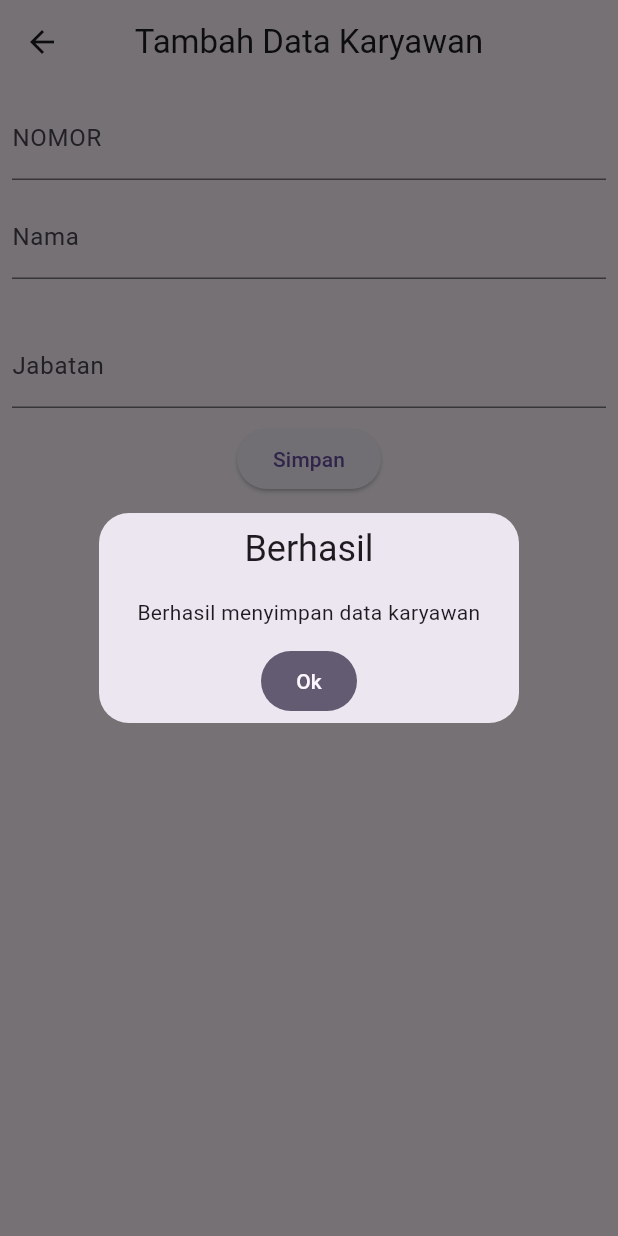
After one commit to akmalghandi20/latihan-pm2-astro, a Flutter app: the KaryawanAddView screen opened directly, after a tap on "Simpan", on a phone screen of 412 x 824 dp. The commit adds this screen. Run offline on Flutter 3.47's test engine with Material 3 defaults, Android fonts, the phone set to English and light mode, and no system bars; our stand-ins replace cloud_firestore, firebase_auth, firebase_core, get; accounts and stored records are empty.

Commit message:
third commit

```diff
--- /dev/null
+++ b/lib/app/modules/karyawan/controllers/karyawan_controller.dart
@@ -0,0 +1,145 @@
+import 'package:cloud_firestore/cloud_firestore.dart';
+import 'package:flutter/material.dart';
+import 'package:get/get.dart';
+
+class KaryawanController extends GetxController {
+  //TODO: Implement KaryawanController
+  late TextEditingController cNomor;
+  late TextEditingController cNama;
+  late TextEditingController cJabatan;
+
+  FirebaseFirestore firestore = FirebaseFirestore.instance;
+
+  Future<QuerySnapshot<Object?>> GetData() async {
+    CollectionReference karyawan_22312137 =
+        firestore.collection('karyawan_22312137');
+
+    return karyawan_22312137.get();
+  }
+
+  Stream<QuerySnapshot<Object?>> streamData() {
+    CollectionReference karyawan_22312137 =
+        firestore.collection('karyawan_22312137');
+    return karyawan_22312137.snapshots();
+  }
+
+  void add(
+      String nomor, String nama, String jabatan) async {
+    CollectionReference karyawan_22312137 =
+        firestore.collection("karyawan_22312137");
+
+    try {
+      await karyawan_22312137.add({
+        "no_karyawan": nomor,
+        "nama_karyawan": nama,
+        "jabatan_karyawan": jabatan,
+      });
+      Get.defaultDialog(
+          title: "Berhasil",
+          middleText: "Berhasil menyimpan data karyawan",
+          onConfirm: () {
+            cNomor.clear();
+            cNama.clear();
+            cJabatan.clear();
+            Get.back();
+            Get.back();
+            Get.back();
+            textConfirm:
+            "OK";
+          });
+    } catch (e) {
+      print(e);
+      Get.defaultDialog(
+        title: "Terjadi Kesalahan",
+        middleText: "Gagal Menambahkan Karyawan.",
+      );
+    }
+  }
+
+  Future<DocumentSnapshot<Object?>> GetDataById(String id) async {
+    DocumentReference docRef =
+        firestore.collection("karyawan_22312137").doc(id);
+
+    return docRef.get();
+  }
+
+  void Update(String nomor, String nama, String jabatan,
+      String id) async {
+    DocumentReference karyawan_22312137ById =
+        firestore.collection("karyawan_22312137").doc(id);
+
+    try {
+      await karyawan_22312137ById.update({
+        "no_karyawan": nomor,
+        "nama_karyawan": nama,
+        "jabatan_karyawan": jabatan,
+      });
+
+      Get.defaultDialog(
+        title: "Berhasil",
+        middleText: "Berhasil mengubah data Karyawan.",
+        onConfirm: () {
+          cNomor.clear();
+          cNama.clear();
+          cJabatan.clear();
+          Get.back();
+          Get.back();
+          Get.back();
+        },
+        textConfirm: "OK",
+      );
+    } catch (e) {
+      print(e);
+      Get.defaultDialog(
+        title: "Terjadi Kesalahan",
+        middleText: "Gagal Menambahkan Karyawan.",
+      );
+    }
+  }
+
+  void delete(String id) {
+    DocumentReference docRef =
+        firestore.collection("karyawan_22312137").doc(id);
+
+    try {
+      Get.defaultDialog(
+        title: "Info",
+        middleText: "Apakah anda yakin menghapus data ini ?",
+        onConfirm: () {
+          docRef.delete();
+          Get.back();
+          Get.defaultDialog(
+            title: "Sukses",
+            middleText: "Berhasil menghapus data",
+          );
+        },
+        textConfirm: "Ya",
+        textCancel: "Batal",
+      );
+    } catch (e) {
+      print(e);
+      Get.defaultDialog(
+        title: "Terjadi kesalahan",
+        middleText: "Tidak berhasil menghapus data",
+      );
+    }
+  }
+
+  @override
+  void onInit() {
+    // TODO: implement onInit
+    cNomor = TextEditingController();
+    cNama = TextEditingController();
+    cJabatan = TextEditingController();
+    super.onInit();
+  }
+
+  @override
+  void onClose() {
+    // TODO: implement onClose
+    cNomor.dispose();
+    cNama.dispose();
+    cJabatan.dispose();
+    super.onClose();
+  }
+}
--- /dev/null
+++ b/lib/app/modules/karyawan/views/karyawan_add_view.dart
@@ -0,0 +1,58 @@
+import 'package:myapp/app/modules/karyawan/controllers/karyawan_controller.dart';
+import 'package:flutter/material.dart';
+
+import 'package:get/get.dart';
+
+class KaryawanAddView extends GetView<KaryawanController> {
+  const KaryawanAddView({Key? key}) : super(key: key);
+  @override
+  Widget build(BuildContext context) {
+    return Scaffold(
+      appBar: AppBar(
+        title: const Text('Tambah Data Karyawan'),
+        centerTitle: true,
+      ),
+      body: Padding(
+        padding: EdgeInsets.all(8),
+        child: Column(
+          children: [
+            TextField(
+              controller: controller.cNomor,
+              autocorrect: false,
+              textInputAction: TextInputAction.next,
+              decoration: InputDecoration(labelText: "NOMOR"),
+            ),
+            SizedBox(
+              height: 10,
+            ),
+            TextField(
+              controller: controller.cNama,
+              textInputAction: TextInputAction.done,
+              decoration: InputDecoration(labelText: "Nama"),
+            ),
+            SizedBox(
+              height: 30,
+            ),
+            TextField(
+              controller: controller.cJabatan,
+              autocorrect: false,
+              textInputAction: TextInputAction.next,
+              decoration: InputDecoration(labelText: "Jabatan"),
+            ),
+            SizedBox(
+              height: 10,
+            ),
+            ElevatedButton(
+              onPressed: () => controller.add(
+                controller.cNomor.text,
+                controller.cNama.text,
+                controller.cJabatan.text,
+              ),
+              child: Text("Simpan"),
+            )
+          ],
+        ),
+      ),
+    );
+  }
+}
--- a/lib/app/routes/app_pages.dart
+++ b/lib/app/routes/app_pages.dart
@@ -4,6 +4,8 @@ import '../modules/dosen/bindings/dosen_binding.dart';
 import '../modules/dosen/views/dosen_view.dart';
 import '../modules/home/bindings/home_binding.dart';
 import '../modules/home/views/home_view.dart';
+import '../modules/karyawan/bindings/karyawan_binding.dart';
+import '../modules/karyawan/views/karyawan_view.dart';
 import '../modules/login/bindings/login_binding.dart';
 import '../modules/login/views/login_view.dart';
 import '../modules/mahasiswa/bindings/mahasiswa_binding.dart';
@@ -37,5 +39,10 @@ class AppPages {
       page: () => DosenView(),
       binding: DosenBinding(),
     ),
+    GetPage(
+      name: _Paths.KARYAWAN,
+      page: () => KaryawanView(),
+      binding: KaryawanBinding(),
+    ),
   ];
 }
--- a/lib/app/routes/app_routes.dart
+++ b/lib/app/routes/app_routes.dart
@@ -7,6 +7,7 @@ abstract class Routes {
   static const LOGIN = _Paths.LOGIN;
   static const MAHASISWA = _Paths.MAHASISWA;
   static const DOSEN = _Paths.DOSEN;
+  static const KARYAWAN = _Paths.KARYAWAN;
 }
 
 abstract class _Paths {
@@ -15,4 +16,5 @@ abstract class _Paths {
   static const LOGIN = '/login';
   static const MAHASISWA = '/mahasiswa';
   static const DOSEN = '/dosen';
+  static const KARYAWAN = '/karyawan';
 }
```
Also changed, not shown: lib/app/modules/home/views/home_view.dart (+7 -5 lines), lib/app/modules/karyawan/bindings/karyawan_binding.dart (added, +12 -0 lines), lib/app/modules/karyawan/views/karyawan_update_view.dart (added, +74 -0 lines), lib/app/modules/karyawan/views/karyawan_view.dart (added, +78 -0 lines), lib/main.dart (line endings or trailing spaces).
